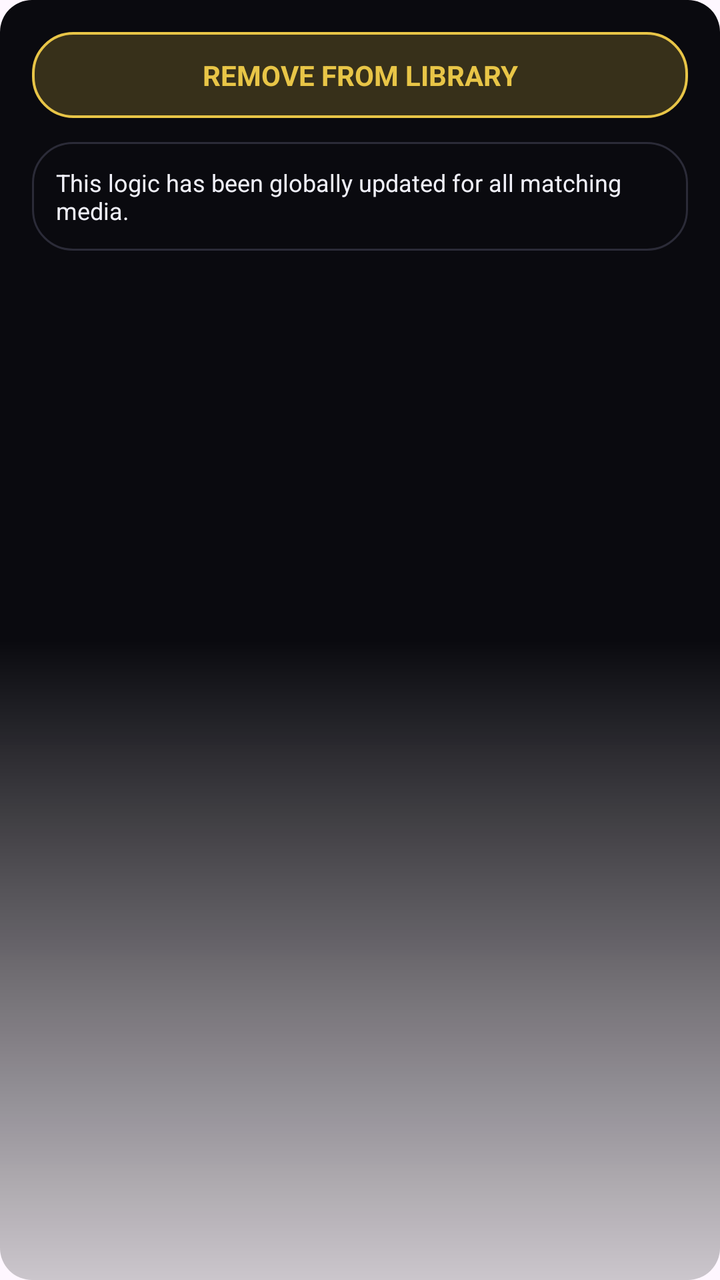
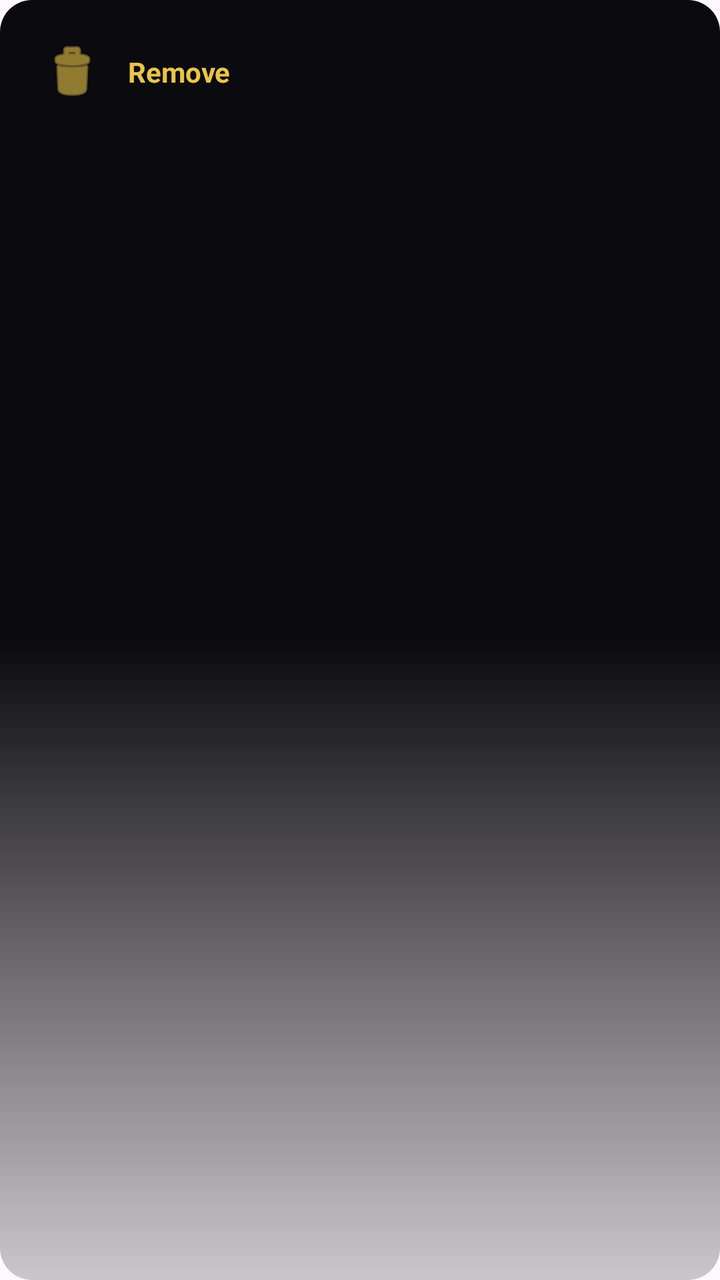

The first picture is an Android layout as it rendered before a commit; the second is the same layout after the commit. The layout source and the unified diff follow.
<!-- AndroidManifest.xml: application theme Theme.MStracker -->
<!-- res/layout/dialog_more_options.xml -->
<?xml version="1.0" encoding="utf-8"?>
<LinearLayout xmlns:android="http://schemas.android.com/apk/res/android"
    android:layout_width="280dp"
    android:layout_height="wrap_content"
    android:background="@drawable/item_background_gradient"
    android:orientation="vertical"
    android:padding="16dp">

    <TextView
        android:id="@+id/btnRemoveOption"
        android:layout_width="match_parent"
        android:layout_height="wrap_content"
        android:background="@drawable/pill_plan"
        android:gravity="center"
        android:paddingVertical="12dp"
        android:text="REMOVE FROM LIBRARY"
        android:textColor="@color/accent"
        android:textSize="14sp"
        android:textStyle="bold" />

    <TextView
        android:layout_width="match_parent"
        android:layout_height="wrap_content"
        android:layout_marginTop="12dp"
        android:background="@drawable/pill_genre"
        android:padding="12dp"
        android:text="This logic has been globally updated for all matching media."
        android:textColor="@color/text_primary"
        android:textSize="12sp" />

</LinearLayout>
<!-- resources referenced by this layout -->
<resources>
  <color name="accent">#E8C547</color>
  <color name="text_primary">#F0F0F8</color>
  <!-- drawable item_background_gradient (drawable) -->
  <?xml version="1.0" encoding="utf-8"?>
  <shape xmlns:android="http://schemas.android.com/apk/res/android">
      <gradient
          android:angle="90"
          android:endColor="#0A0A0F"
          android:centerColor="#0A0A0F"
          android:startColor="#40343434"
          android:type="linear" />
  
      <corners
          android:radius="16dp"/>
  </shape>
  <!-- drawable pill_genre (drawable) -->
  <?xml version="1.0" encoding="utf-8"?>
  <shape xmlns:android="http://schemas.android.com/apk/res/android">
      <solid android:color="#0A0A0F" /> 
      <stroke android:width="1dp" android:color="#448888AA" />
      <corners android:radius="20dp" />
  </shape>
  <!-- drawable pill_plan (drawable) -->
  <?xml version="1.0" encoding="utf-8"?>
  <shape xmlns:android="http://schemas.android.com/apk/res/android">
      <solid android:color="#33E8C547" /> 
      <stroke android:width="1.2dp" android:color="@color/accent" />
      <corners android:radius="20dp" />
  </shape>
  <style name="Theme.MStracker" parent="Base.Theme.MStracker" />
  <style name="Base.Theme.MStracker" parent="Theme.Material3.DayNight.NoActionBar">
          
          
      </style>
</resources>

<!-- the commit's change to res/layout/dialog_more_options.xml (unified diff, before → after) -->
@@ -1,31 +1,25 @@
 <?xml version="1.0" encoding="utf-8"?>
 <LinearLayout xmlns:android="http://schemas.android.com/apk/res/android"
-    android:layout_width="280dp"
+    xmlns:app="http://schemas.android.com/apk/res-auto"
+    android:layout_width="200dp"
     android:layout_height="wrap_content"
     android:background="@drawable/item_background_gradient"
     android:orientation="vertical"
-    android:padding="16dp">
+    android:padding="8dp">
 
     <TextView
         android:id="@+id/btnRemoveOption"
         android:layout_width="match_parent"
         android:layout_height="wrap_content"
-        android:background="@drawable/pill_plan"
-        android:gravity="center"
-        android:paddingVertical="12dp"
-        android:text="REMOVE FROM LIBRARY"
+        android:background="?attr/selectableItemBackground"
+        android:drawablePadding="12dp"
+        android:gravity="center_vertical"
+        android:padding="12dp"
+        android:text="Remove"
         android:textColor="@color/accent"
         android:textSize="14sp"
-        android:textStyle="bold" />
-
-    <TextView
-        android:layout_width="match_parent"
-        android:layout_height="wrap_content"
-        android:layout_marginTop="12dp"
-        android:background="@drawable/pill_genre"
-        android:padding="12dp"
-        android:text="This logic has been globally updated for all matching media."
-        android:textColor="@color/text_primary"
-        android:textSize="12sp" />
+        android:textStyle="bold"
+        app:drawableStartCompat="@android:drawable/ic_menu_delete"
+        app:drawableTint="@color/accent" />
 
 </LinearLayout>
<!-- resource entries referenced after the edit -->
@@ -1,7 +1,6 @@
 <!-- resources referenced by this layout -->
 <resources>
   <color name="accent">#E8C547</color>
-  <color name="text_primary">#F0F0F8</color>
   <!-- drawable item_background_gradient (drawable) -->
   <?xml version="1.0" encoding="utf-8"?>
   <shape xmlns:android="http://schemas.android.com/apk/res/android">
@@ -15,20 +14,6 @@
       <corners
           android:radius="16dp"/>
   </shape>
-  <!-- drawable pill_genre (drawable) -->
-  <?xml version="1.0" encoding="utf-8"?>
-  <shape xmlns:android="http://schemas.android.com/apk/res/android">
-      <solid android:color="#0A0A0F" /> 
-      <stroke android:width="1dp" android:color="#448888AA" />
-      <corners android:radius="20dp" />
-  </shape>
-  <!-- drawable pill_plan (drawable) -->
-  <?xml version="1.0" encoding="utf-8"?>
-  <shape xmlns:android="http://schemas.android.com/apk/res/android">
-      <solid android:color="#33E8C547" /> 
-      <stroke android:width="1.2dp" android:color="@color/accent" />
-      <corners android:radius="20dp" />
-  </shape>
   <style name="Theme.MStracker" parent="Base.Theme.MStracker" />
   <style name="Base.Theme.MStracker" parent="Theme.Material3.DayNight.NoActionBar">
           
